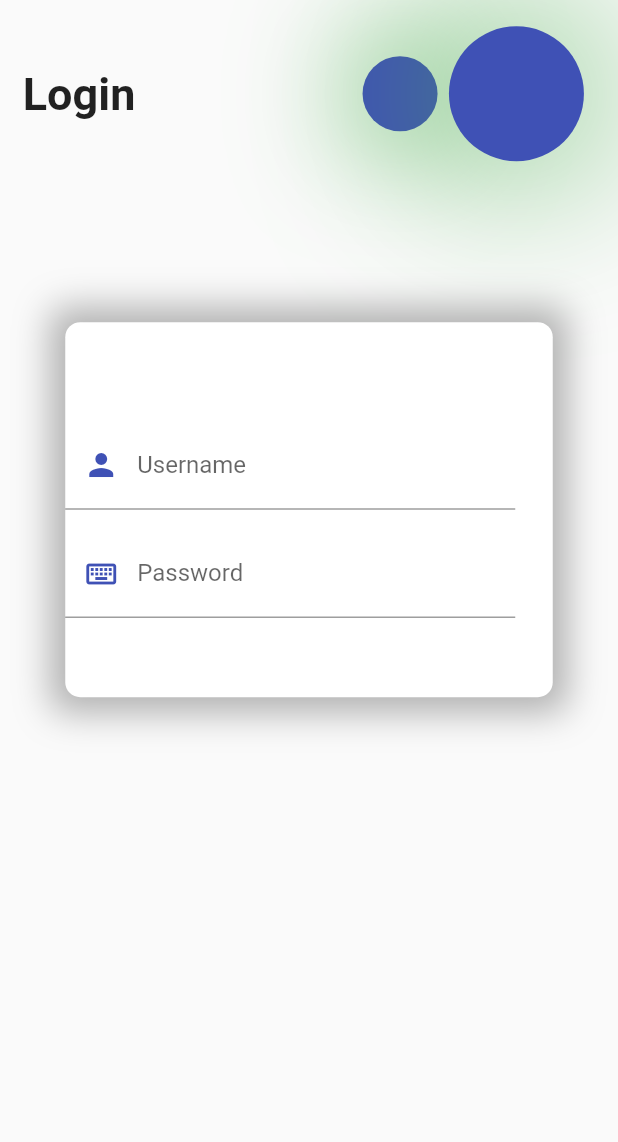
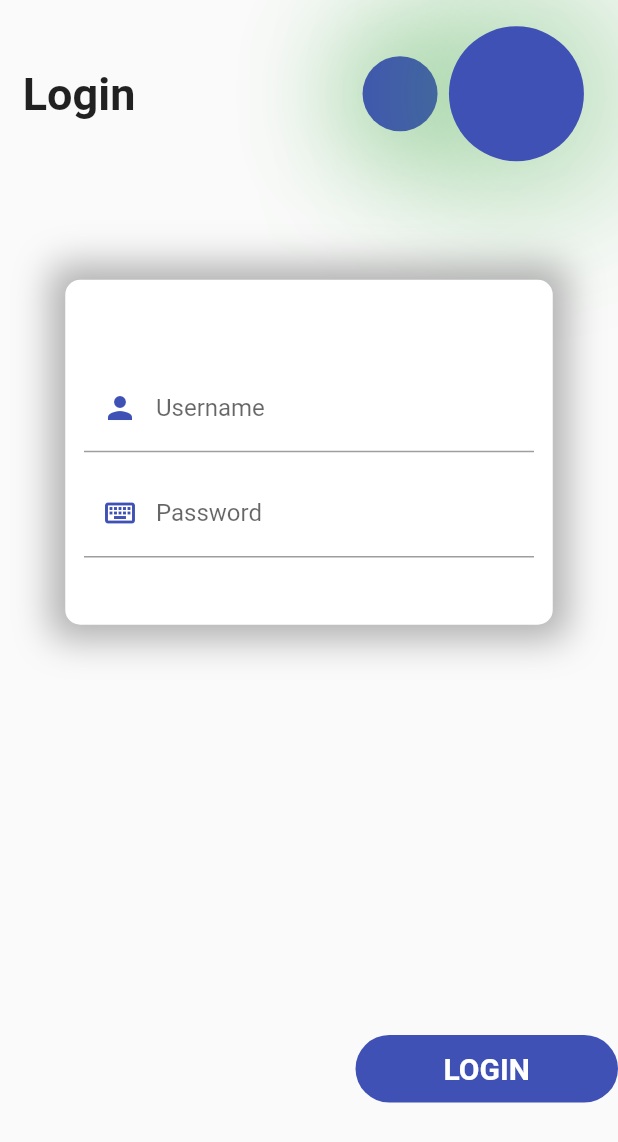
Before and after one commit to Jordieee/Practica1-2-3IPC_2022_Shop, a Flutter app: the screen it shows after launch, on a phone screen of 412 x 824 dp. Shown: the top 1142 px of the screen. Run offline on Flutter 3.47's test engine with Material 2 defaults, Android fonts, the phone set to English and light mode, and no system bars.

```diff
--- a/lib/pages/list_page.dart
+++ b/lib/pages/list_page.dart
@@ -0,0 +1,14 @@
+import 'package:flutter/material.dart';
+
+class ListPage extends StatelessWidget{
+  @override
+  Widget build(BuildContext context){
+    return Scaffold(
+      appBar: AppBar(
+        title: const Text(
+          'Products'
+        )
+      ),
+    );
+  }
+}
--- a/lib/pages/login_page.dart
+++ b/lib/pages/login_page.dart
@@ -1,15 +1,19 @@
 import 'package:flutter/material.dart';
+import 'list_page.dart';
 
 class LoginPage extends StatelessWidget {
   @override
   Widget build(BuildContext context) {
     return Scaffold(
+      resizeToAvoidBottomInset: false,
       body: SafeArea(
         child: Column(children: [
           _Header(),
           const Spacer(flex: 1),
           _Body(),
           const Spacer(flex: 4),
+          _Footer(context),
+          const Spacer(flex: 1),
         ]),
       ),
     );
@@ -66,7 +70,7 @@ class LoginPage extends StatelessWidget {
 Container _Body() {
   return Container(
       width: 325,
-      height: 250,
+      height: 230,
       decoration: BoxDecoration(
         color: Colors.white,
         borderRadius: BorderRadius.circular(10),
@@ -83,6 +87,7 @@ Container _Body() {
         children: [
           const Spacer(flex: 5),
           Row(
+            mainAxisAlignment: MainAxisAlignment.center,
             children: const [
               SizedBox(
                 width: 300,
@@ -98,6 +103,7 @@ Container _Body() {
           ),
           const Spacer(flex: 1),
           Row(
+            mainAxisAlignment: MainAxisAlignment.center,
             children: const [
               SizedBox(
                 width: 300,
@@ -116,3 +122,36 @@ Container _Body() {
         ],
       ));
 }
+
+SizedBox _Footer(BuildContext context) {
+  return SizedBox(
+      width: double.infinity,
+      height: 100,
+      child: Row(mainAxisAlignment: MainAxisAlignment.end, children: [
+        GestureDetector(
+          child: Container(
+              width: 175,
+              height: 45,
+              decoration: BoxDecoration(
+                color: Colors.indigo,
+                borderRadius: BorderRadius.circular(50),
+              ),
+              child: Row(
+                  mainAxisAlignment: MainAxisAlignment.center,
+                  children: const [
+                    Text('LOGIN',
+                        style: TextStyle(
+                          fontSize: 20,
+                          fontWeight: FontWeight.bold,
+                          color: Colors.white,
+                        ))
+                  ])),
+          onTap: (){
+            var route = MaterialPageRoute(
+              builder: (context) => ListPage(),
+            );
+            Navigator.of(context).push(route);
+          },
+        )
+      ]));
+}
```
